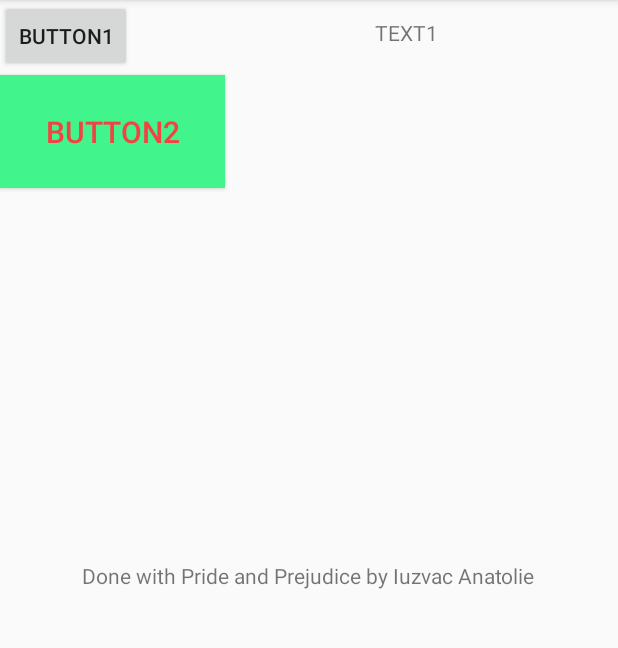
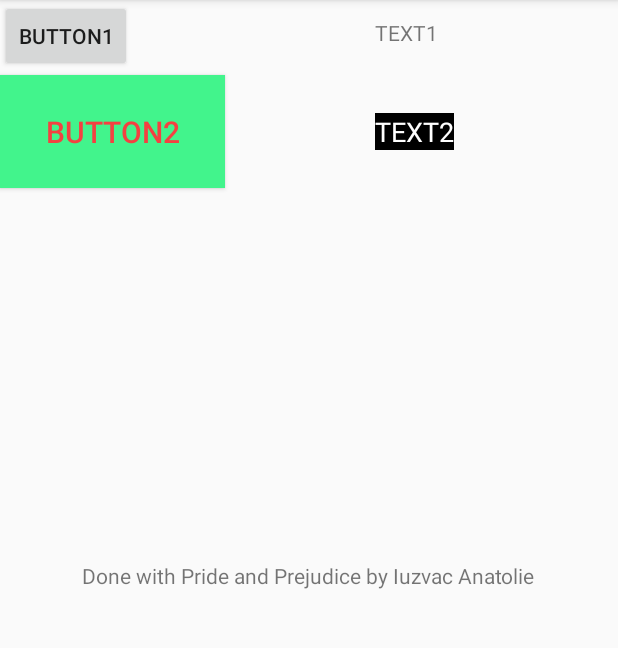
Before and after one commit to Tolea86/WP_ANDROID, an Android app: the screen it shows after launch (MainActivity), on a phone screen of 412 x 824 dp, the part 84-732 px from its top. Run offline under Robolectric (Android 15) with nearby library versions, the phone set to English and light mode, and no system bars.

Commit message:
Added second text element with custom style (font size, text color, background color)

```diff
--- a/LAB_1/PW_lab1/app/src/main/java/com/tolea/pw_lab1/MainActivity.java
+++ b/LAB_1/PW_lab1/app/src/main/java/com/tolea/pw_lab1/MainActivity.java
@@ -87,11 +87,27 @@ public class MainActivity extends AppCompatActivity {
         params.leftMargin = dpToPx(this, 250);
         params.topMargin = dpToPx(this, 12);
 
-
-        text1.setTextSize((float) 14);
         text1.setLayoutParams(params);
 
         mainView.addView(text1);
+
+        text2 = new TextView(this);
+
+        text2.setText("TEXT2");
+
+        RelativeLayout.LayoutParams params2 = new RelativeLayout.LayoutParams(
+                (int)RelativeLayout.LayoutParams.WRAP_CONTENT,(int) RelativeLayout.LayoutParams.WRAP_CONTENT);
+
+        params2.leftMargin = dpToPx(this, 250);
+        params2.topMargin = dpToPx(this, 75);
+
+        text2.setTextSize(18);
+        text2.setTextColor(0xffffffff);
+        text2.setBackgroundColor(0xff000000);
+        text2.setLayoutParams(params2);
+
+        mainView.addView(text2);
+
     }
 
     public static int dpToPx(Context context, float dipValue) {
```
